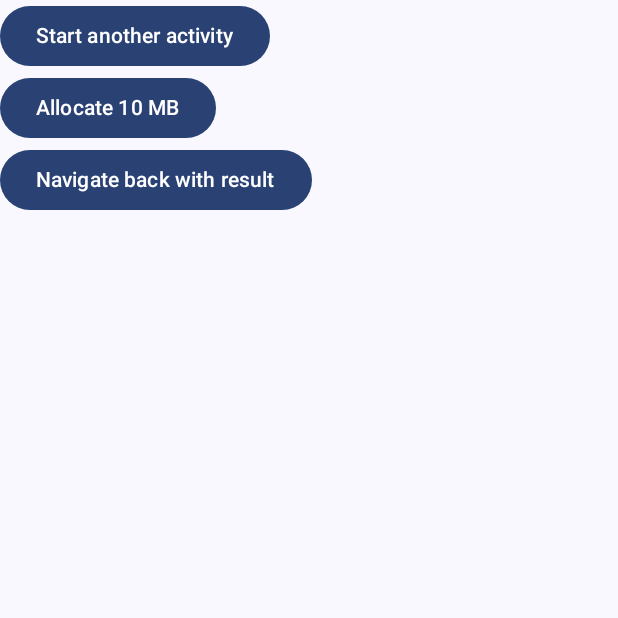
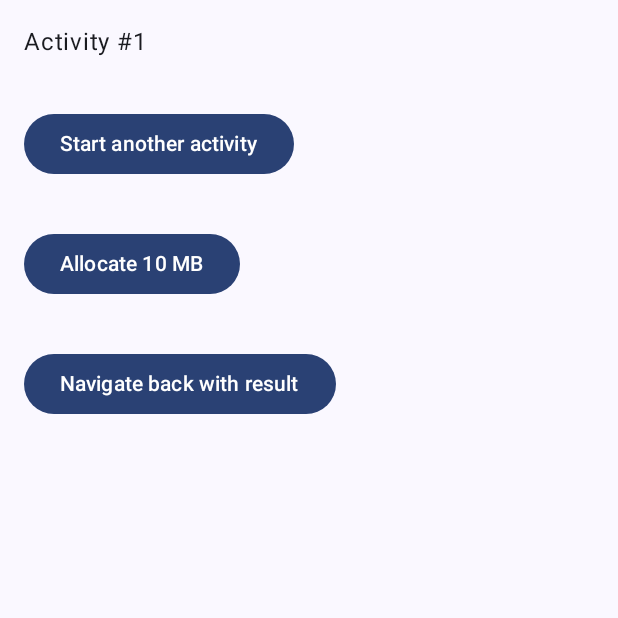
Before and after one commit to PaulKlauser/DontKeepActivities, an Android app built with Jetpack Compose: the screen it shows after launch (MainActivity), after a tap on "Start another activity", on a phone screen of 412 x 824 dp, the top half of it. Run offline under Robolectric (Android 15) with nearby library versions, the phone set to English and light mode, and no system bars.

```diff
--- a/app/src/main/java/com/example/bgactivitiestesting/MainActivity.kt
+++ b/app/src/main/java/com/example/bgactivitiestesting/MainActivity.kt
@@ -1,8 +1,5 @@
 package com.example.bgactivitiestesting
 
-import android.R.attr.data
-import android.app.Activity
-import android.app.ComponentCaller
 import android.content.Intent
 import android.os.Bundle
 import android.util.Log
@@ -11,7 +8,6 @@ import androidx.activity.compose.rememberLauncherForActivityResult
 import androidx.activity.compose.setContent
 import androidx.activity.enableEdgeToEdge
 import androidx.activity.result.contract.ActivityResultContracts
-import androidx.activity.viewModels
 import androidx.compose.foundation.layout.Column
 import androidx.compose.foundation.layout.fillMaxSize
 import androidx.compose.foundation.layout.padding
@@ -19,6 +15,7 @@ import androidx.compose.material3.Button
 import androidx.compose.material3.Scaffold
 import androidx.compose.material3.Text
 import androidx.compose.ui.Modifier
+import androidx.compose.ui.unit.dp
 import com.example.bgactivitiestesting.ui.theme.BgActivitiesTestingTheme
 import java.util.UUID
 
@@ -28,15 +25,11 @@ class MainActivity : ComponentActivity() {
     private var count = 0
     private lateinit var name: String
 
-    private val vm by viewModels<MainViewModel>()
-
     override fun onCreate(savedInstanceState: Bundle?) {
         super.onCreate(savedInstanceState)
         count = intent.getIntExtra("counter", 0)
         name = "Activity #${count}"
         Log.d("Debug", "$name is created")
-
-        vm.init(name)
 
         enableEdgeToEdge()
         setContent {
@@ -44,31 +37,33 @@ class MainActivity : ComponentActivity() {
                 rememberLauncherForActivityResult(ActivityResultContracts.StartActivityForResult()) {
                     Log.d(
                         "Debug",
-                        "$name received activity result: ${it.resultCode}, ${it.data?.getStringExtra("result")}"
+                        "$name received activity result: ${it.resultCode}, ${
+                            it.data?.getStringExtra(
+                                "result"
+                            )
+                        }"
                     )
                 }
             BgActivitiesTestingTheme {
                 Scaffold(modifier = Modifier.fillMaxSize()) { innerPadding ->
                     Column(modifier = Modifier.padding(innerPadding)) {
+                        Text(
+                            text = name,
+                            modifier = Modifier.padding(16.dp)
+                        )
                         Button(
                             onClick = {
                                 val intent = Intent(this@MainActivity, MainActivity::class.java)
                                     .apply {
                                         putExtra("counter", count + 1)
                                     }
-//                                this@MainActivity.startActivityForResult(
-//                                    Intent(this@MainActivity, MainActivity::class.java)
-//                                        .apply {
-//                                            putExtra("counter", count + 1)
-//                                        },
-//                                    1)
                                 launcher.launch(intent)
                             },
-                            modifier = Modifier.padding(innerPadding)
+                            modifier = Modifier.padding(16.dp)
                         ) { Text("Start another activity") }
                         Button(
                             onClick = { map[UUID.randomUUID()] = ByteArray(10 * 1024 * 1024) },
-                            modifier = Modifier.padding(innerPadding)
+                            modifier = Modifier.padding(16.dp)
                         ) { Text("Allocate 10 MB") }
                         Button(
                             onClick = {
@@ -76,7 +71,8 @@ class MainActivity : ComponentActivity() {
                                     putExtra("result", "Result from $name")
                                 })
                                 finish()
-                            }
+                            },
+                            modifier = Modifier.padding(16.dp)
                         ) {
                             Text("Navigate back with result")
                         }
@@ -86,8 +82,20 @@ class MainActivity : ComponentActivity() {
         }
     }
 
+    override fun onResume() {
+        super.onResume()
+
+        Log.d("Debug", "$name is resuming")
+    }
+
+    override fun onPause() {
+        super.onPause()
+
+        Log.d("Debug", "$name is pausing")
+    }
+
     override fun onSaveInstanceState(outState: Bundle) {
-        vm.logSaveStateActivity(name)
+        Log.d("Debug", "$name is saving its state")
 
         super.onSaveInstanceState(outState)
     }
@@ -95,26 +103,7 @@ class MainActivity : ComponentActivity() {
     override fun onDestroy() {
         super.onDestroy()
 
-        vm.logDestroyedActivity(name, isFinishing)
+        Log.d("Debug", "$name has been destroyed")
     }
 
-    override fun onResume() {
-        super.onResume()
-
-        Log.d("Debug", "$name is resuming")
-    }
-
-//    override fun onActivityResult(
-//        requestCode: Int,
-//        resultCode: Int,
-//        data: Intent?,
-//        caller: ComponentCaller
-//    ) {
-//        super.onActivityResult(requestCode, resultCode, data, caller)
-//        Log.d(
-//            "Debug",
-//            "$name received activity result: $requestCode, $resultCode, ${data?.getStringExtra("result")}"
-//        )
-//    }
-
 }
--- a/app/src/main/java/com/example/bgactivitiestesting/MainViewModel.kt
+++ /dev/null
@@ -1,27 +0,0 @@
-package com.example.bgactivitiestesting
-
-import android.util.Log
-import androidx.lifecycle.ViewModel
-
-class MainViewModel : ViewModel() {
-
-    private lateinit var name: String
-
-    fun init(counter: String) {
-        name = "VM #$counter"
-    }
-
-    fun logSaveStateActivity(name: String) {
-        Log.d("Debug", "$name is saving its state")
-    }
-
-    fun logDestroyedActivity(name: String, isFinishing: Boolean) {
-        Log.d("Debug", "$name has been destroyed, $isFinishing")
-    }
-
-    override fun onCleared() {
-        super.onCleared()
-
-        Log.d("Debug", "$name has been cleared")
-    }
-}
```
Also changed, not shown: app/src/main/java/com/example/bgactivitiestesting/ActivityCounter.kt (deleted, +0 -14 lines).
